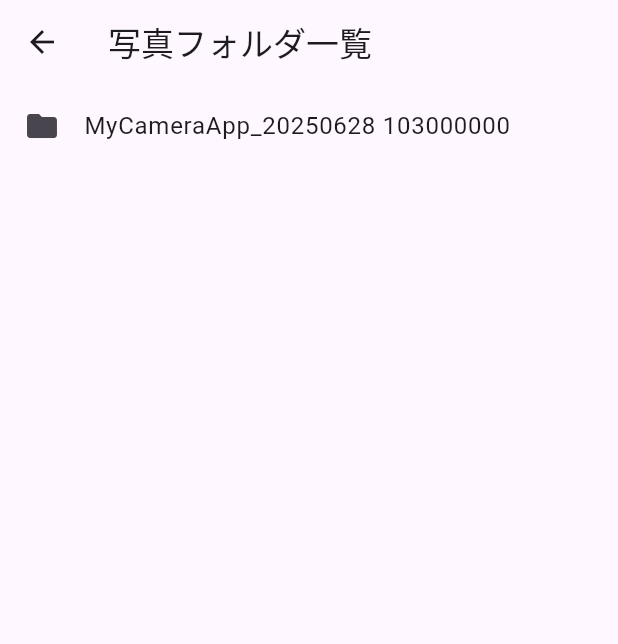
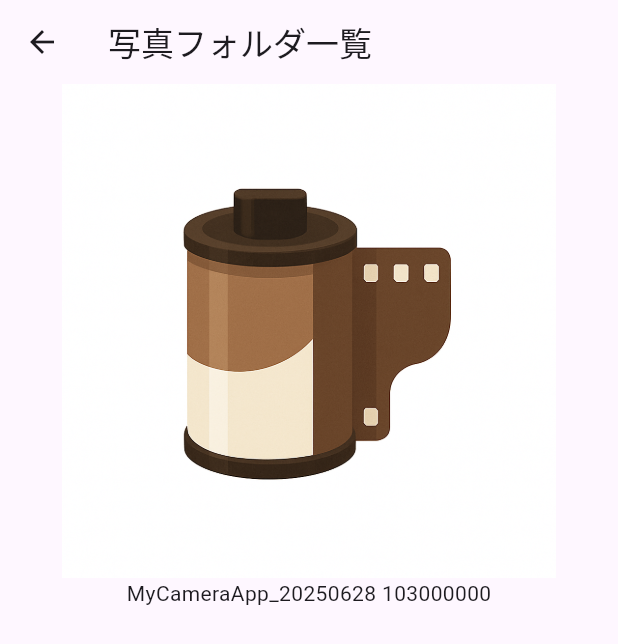
Before and after one commit to kenjikuroki/fluttercamera, a Flutter app: the screen it shows after launch, after a tap on "写真フォルダ", on a phone screen of 412 x 824 dp. Shown: the top 644 px of the screen. Run offline on Flutter 3.47's test engine with Material 3 defaults, Android fonts, the phone set to English and light mode, and no system bars; our stand-ins replace camera.

Commit message:
写真のフォルダにフィルム画像を挿入

```diff
--- a/lib/image_list_screen.dart
+++ b/lib/image_list_screen.dart
@@ -134,13 +134,21 @@ class _ImageListScreenState extends State<ImageListScreen> {
                 builder: (context) => _buildBottomSheet(folder),
               );
             },
-            child: ListTile(
-              title: Text(path.basename(folder.path)), // フォルダ名を表示
-              leading: const Icon(Icons.folder), // フォルダアイコン
-              onTap: () {
-                // フォルダがクリックされた時の処理
-                _navigateToFolder(folder);
-              },
+            onTap: () {
+              _navigateToFolder(folder);
+            },
+            child: Column(
+              mainAxisSize: MainAxisSize.min,
+              crossAxisAlignment: CrossAxisAlignment.center,
+              children: [
+                Image.asset(
+                  'assets/images/film_icon_brown_image.png',
+                  width: MediaQuery.of(context).size.width * 0.8, // 画面幅の80%
+                  height: MediaQuery.of(context).size.width * 0.8, // 画面幅の80%
+                  fit: BoxFit.contain,
+                ),
+                Text(path.basename(folder.path)), // フォルダ名を表示
+              ],
             ),
           );
         },
```
Also changed, not shown: pubspec.lock, 4 other files.
